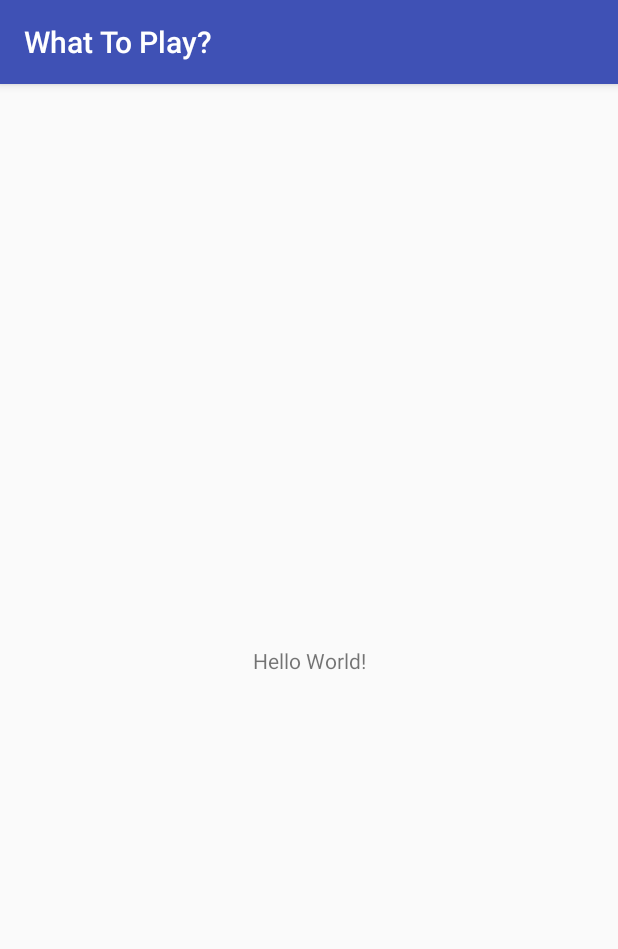
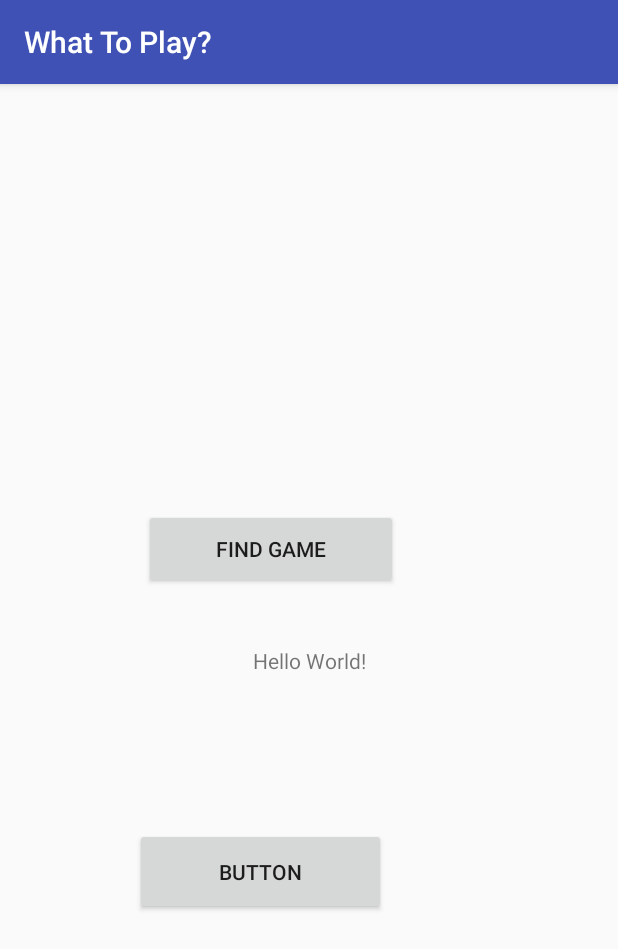
Before and after one commit to mnganga30/WhatToPlay, an Android app: the screen it shows after launch (MainActivity), on a phone screen of 412 x 824 dp. Shown: the top 949 px of the screen. Run offline under Robolectric (Android 15) with nearby library versions, the phone set to English and light mode, and no system bars.

Commit message:
Added Buttons to main screen

```diff
--- a/app/build.gradle
+++ b/app/build.gradle
@@ -20,7 +20,7 @@ android {
 }
 
 dependencies {
-    compile fileTree(dir: 'libs', include: ['*.jar'])
+    compile fileTree(include: ['*.jar'], dir: 'libs')
     androidTestCompile('com.android.support.test.espresso:espresso-core:2.2.2', {
         exclude group: 'com.android.support', module: 'support-annotations'
     })
--- a/app/src/main/res/layout/activity_main.xml
+++ b/app/src/main/res/layout/activity_main.xml
@@ -13,6 +13,30 @@
         app:layout_constraintBottom_toBottomOf="parent"
         app:layout_constraintLeft_toLeftOf="parent"
         app:layout_constraintRight_toRightOf="parent"
-        app:layout_constraintTop_toTopOf="parent" />
+        app:layout_constraintTop_toTopOf="parent"
+        android:id="@+id/textView" />
+
+    <Button
+        android:id="@+id/findGame"
+        android:layout_width="169dp"
+        android:layout_height="53dp"
+        android:text="Find Game"
+        app:layout_constraintTop_toTopOf="parent"
+        android:layout_marginTop="122dp"
+        android:layout_marginBottom="8dp"
+        app:layout_constraintBottom_toTopOf="@+id/button2"
+        app:layout_constraintVertical_bias="0.517"
+        android:layout_marginLeft="96dp"
+        app:layout_constraintLeft_toLeftOf="parent" />
+
+    <Button
+        android:id="@+id/button2"
+        android:layout_width="167dp"
+        android:layout_height="58dp"
+        android:text="Button"
+        app:layout_constraintBottom_toBottomOf="parent"
+        android:layout_marginBottom="214dp"
+        android:layout_marginRight="8dp"
+        app:layout_constraintRight_toRightOf="@+id/findGame" />
 
 </android.support.constraint.ConstraintLayout>
```
